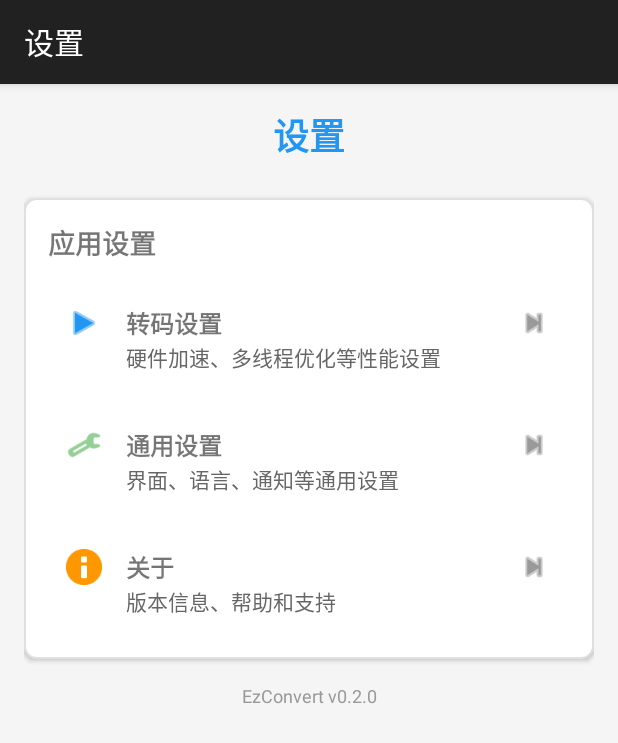
After one commit to XiaoHao560/EzConvert, an Android app: the SettingsMainActivity screen opened directly, with no data from a screen before it, on a phone screen of 412 x 824 dp. The commit adds this screen. Shown: the top 743 px of the screen. Run offline under Robolectric (Android 15) with nearby library versions, the light colour scheme and no system bars.

Commit message:
feat：重构设置界面

```diff
--- /dev/null
+++ b/app/src/main/java/com/tech/ezconvert/SettingsMainActivity.java
@@ -0,0 +1,52 @@
+package com.tech.ezconvert;
+
+import androidx.appcompat.app.AppCompatActivity;
+import android.content.Intent;
+import android.os.Bundle;
+import android.view.View;
+import android.widget.LinearLayout;
+import android.widget.Toast;
+
+public class SettingsMainActivity extends AppCompatActivity {
+
+    private LinearLayout transcodeSettingsItem;
+    private LinearLayout generalSettingsItem;
+    private LinearLayout aboutItem;
+
+    @Override
+    protected void onCreate(Bundle savedInstanceState) {
+        super.onCreate(savedInstanceState);
+        setContentView(R.layout.activity_settings_main);
+
+        initializeViews();
+        setupClickListeners();
+    }
+
+    private void initializeViews() {
+        transcodeSettingsItem = findViewById(R.id.transcode_settings_item);
+        generalSettingsItem = findViewById(R.id.general_settings_item);
+        aboutItem = findViewById(R.id.about_item);
+    }
+
+    private void setupClickListeners() {
+        transcodeSettingsItem.setOnClickListener(new View.OnClickListener() {
+            @Override
+            public void onClick(View v) {
+                // 打开转码设置界面
+                Intent intent = new Intent(SettingsMainActivity.this, TranscodeSettingsActivity.class);
+                startActivity(intent);
+            }
+        });
+
+        // 为其他设置项添加点击事件（暂时显示提示）
+        View.OnClickListener comingSoonListener = new View.OnClickListener() {
+            @Override
+            public void onClick(View v) {
+                Toast.makeText(SettingsMainActivity.this, "该功能将在后续版本中提供", Toast.LENGTH_SHORT).show();
+            }
+        };
+
+        generalSettingsItem.setOnClickListener(comingSoonListener);
+        aboutItem.setOnClickListener(comingSoonListener);
+    }
+}
--- a/app/src/main/java/com/tech/ezconvert/SettingsActivity.java
+++ b/app/src/main/java/com/tech/ezconvert/TranscodeSettingsActivity.java
@@ -7,7 +7,7 @@ import android.widget.Button;
 import android.widget.Switch;
 import android.widget.Toast;
 
-public class SettingsActivity extends AppCompatActivity {
+public class TranscodeSettingsActivity extends AppCompatActivity {
 
     private static final String PREFS_NAME = "EzConvertSettings";
     private static final String KEY_HARDWARE_ACCELERATION = "hardware_acceleration";
--- /dev/null
+++ b/app/src/main/res/layout/activity_settings_main.xml
@@ -0,0 +1,198 @@
+<?xml version="1.0" encoding="utf-8"?>
+<ScrollView xmlns:android="http://schemas.android.com/apk/res/android"
+    android:layout_width="match_parent"
+    android:layout_height="match_parent"
+    android:background="#f5f5f5"
+    android:padding="16dp">
+
+    <LinearLayout
+        android:layout_width="match_parent"
+        android:layout_height="wrap_content"
+        android:orientation="vertical">
+
+        <TextView
+            android:layout_width="match_parent"
+            android:layout_height="wrap_content"
+            android:layout_marginBottom="24dp"
+            android:gravity="center"
+            android:text="设置"
+            android:textColor="#2196F3"
+            android:textSize="24sp"
+            android:textStyle="bold" />
+
+        <LinearLayout
+            android:layout_width="match_parent"
+            android:layout_height="wrap_content"
+            android:layout_marginBottom="16dp"
+            android:background="@drawable/card_background"
+            android:elevation="2dp"
+            android:orientation="vertical"
+            android:padding="16dp">
+
+            <TextView
+                android:layout_width="match_parent"
+                android:layout_height="wrap_content"
+                android:layout_marginBottom="16dp"
+                android:text="应用设置"
+                android:textSize="18sp"
+                android:textStyle="bold" />
+
+            <!-- 转码设置项 -->
+            <LinearLayout
+                android:id="@+id/transcode_settings_item"
+                android:layout_width="match_parent"
+                android:layout_height="wrap_content"
+                android:layout_marginBottom="12dp"
+                android:background="?android:attr/selectableItemBackground"
+                android:clickable="true"
+                android:focusable="true"
+                android:orientation="horizontal"
+                android:padding="12dp">
+
+                <ImageView
+                    android:layout_width="24dp"
+                    android:layout_height="24dp"
+                    android:layout_marginEnd="16dp"
+                    android:src="@android:drawable/ic_media_play"
+                    android:tint="#2196F3" />
+
+                <LinearLayout
+                    android:layout_width="0dp"
+                    android:layout_height="wrap_content"
+                    android:layout_weight="1"
+                    android:orientation="vertical">
+
+                    <TextView
+                        android:layout_width="match_parent"
+                        android:layout_height="wrap_content"
+                        android:text="转码设置"
+                        android:textSize="16sp"
+                        android:textStyle="bold" />
+
+                    <TextView
+                        android:layout_width="match_parent"
+                        android:layout_height="wrap_content"
+                        android:text="硬件加速、多线程优化等性能设置"
+                        android:textColor="#666"
+                        android:textSize="14sp" />
+
+                </LinearLayout>
+
+                <ImageView
+                    android:layout_width="24dp"
+                    android:layout_height="24dp"
+                    android:src="@android:drawable/ic_media_next"
+                    android:tint="#999" />
+
+            </LinearLayout>
+
+            <!-- 通用设置项 (预留) -->
+            <LinearLayout
+                android:id="@+id/general_settings_item"
+                android:layout_width="match_parent"
+                android:layout_height="wrap_content"
+                android:layout_marginBottom="12dp"
+                android:background="?android:attr/selectableItemBackground"
+                android:clickable="true"
+                android:focusable="true"
+                android:orientation="horizontal"
+                android:padding="12dp">
+
+                <ImageView
+                    android:layout_width="24dp"
+                    android:layout_height="24dp"
+                    android:layout_marginEnd="16dp"
+                    android:src="@android:drawable/ic_menu_preferences"
+                    android:tint="#4CAF50" />
+
+                <LinearLayout
+                    android:layout_width="0dp"
+                    android:layout_height="wrap_content"
+                    android:layout_weight="1"
+                    android:orientation="vertical">
+
+                    <TextView
+                        android:layout_width="match_parent"
+                        android:layout_height="wrap_content"
+                        android:text="通用设置"
+                        android:textSize="16sp"
+                        android:textStyle="bold" />
+
+                    <TextView
+                        android:layout_width="match_parent"
+                        android:layout_height="wrap_content"
+                        android:text="界面、语言、通知等通用设置"
+                        android:textColor="#666"
+                        android:textSize="14sp" />
+
+                </LinearLayout>
+
+                <ImageView
+                    android:layout_width="24dp"
+                    android:layout_height="24dp"
+                    android:src="@android:drawable/ic_media_next"
+                    android:tint="#999" />
+
+            </LinearLayout>
+
+            <!-- 关于项 (预留) -->
+            <LinearLayout
+                android:id="@+id/about_item"
+                android:layout_width="match_parent"
+                android:layout_height="wrap_content"
+                android:background="?android:attr/selectableItemBackground"
+                android:clickable="true"
+                android:focusable="true"
+                android:orientation="horizontal"
+                android:padding="12dp">
+
+                <ImageView
+                    android:layout_width="24dp"
+                    android:layout_height="24dp"
+                    android:layout_marginEnd="16dp"
+                    android:src="@android:drawable/ic_dialog_info"
+                    android:tint="#FF9800" />
+
+                <LinearLayout
+                    android:layout_width="0dp"
+                    android:layout_height="wrap_content"
+                    android:layout_weight="1"
+                    android:orientation="vertical">
+
+                    <TextView
+                        android:layout_width="match_parent"
+                        android:layout_height="wrap_content"
+                        android:text="关于"
+                        android:textSize="16sp"
+                        android:textStyle="bold" />
+
+                    <TextView
+                        android:layout_width="match_parent"
+                        android:layout_height="wrap_content"
+                        android:text="版本信息、帮助和支持"
+                        android:textColor="#666"
+                        android:textSize="14sp" />
+
+                </LinearLayout>
+
+                <ImageView
+                    android:layout_width="24dp"
+                    android:layout_height="24dp"
+                    android:src="@android:drawable/ic_media_next"
+                    android:tint="#999" />
+
+            </LinearLayout>
+
+        </LinearLayout>
+
+        <TextView
+            android:layout_width="match_parent"
+            android:layout_height="wrap_content"
+            android:gravity="center"
+            android:text="EzConvert v0.2.0"
+            android:textColor="#999"
+            android:textSize="12sp" />
+
+    </LinearLayout>
+
+</ScrollView>
```
Also changed, not shown: app/src/main/AndroidManifest.xml (+7 -1 lines), app/src/main/java/com/tech/ezconvert/AudioProcessor.java (+5 -5 lines), app/src/main/java/com/tech/ezconvert/MainActivity.java (+7 -7 lines), app/src/main/java/com/tech/ezconvert/VideoProcessor.java (+13 -13 lines), app/src/main/res/layout/activity_main.xml (+25 -18 lines).
